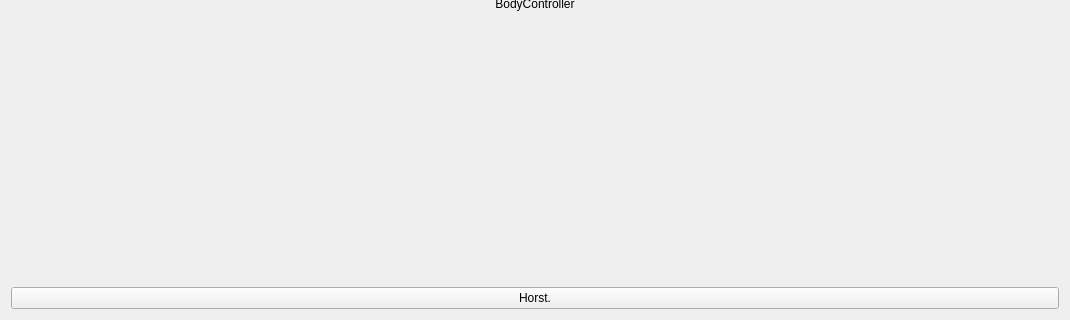
Old version of the form libbodycontroller/main_window.ui in the repository gonium/bodycontroller; both pictures show x 0 to 1070 and y 285 to 605 of the 1070 by 605 pixel window.
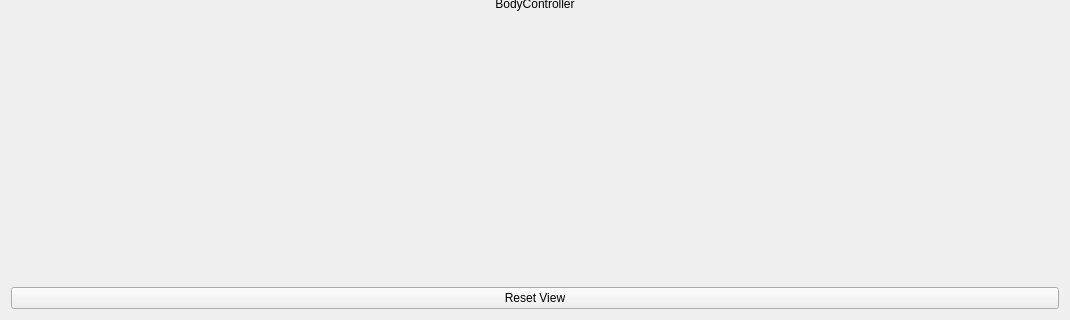
New version of the form. Icons and pictures are not drawn.

```diff
--- a/libbodycontroller/main_window.ui
+++ b/libbodycontroller/main_window.ui
@@ -40,7 +40,7 @@
        <item>
         <widget class="QPushButton" name="testbutton">
          <property name="text">
-          <string>Horst.</string>
+          <string>Reset View</string>
          </property>
         </widget>
        </item>
```
Left out of the diff: 6 changed lines with no effect on the pictures.
